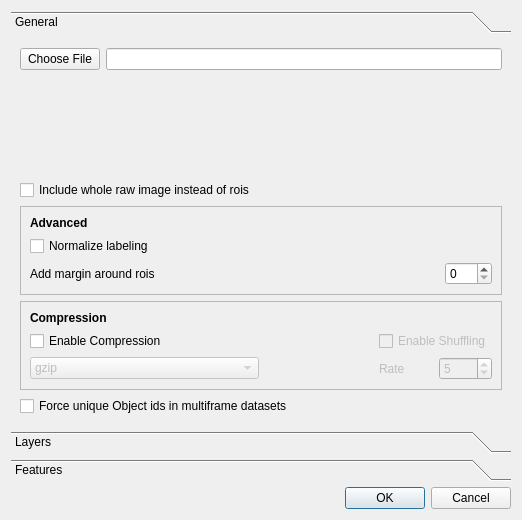
Before: the Qt Designer form ilastik/widgets/exportToKnimeDialog.ui in ilastik/ilastik, drawn with Qt 5.
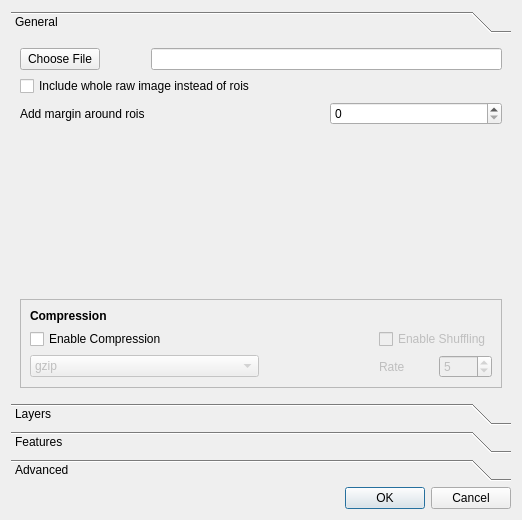
After: the same form once the commit is applied.

Commit message: rewritten createExportTable changed some settings to be default flattened folder hierarchie in h5 moved export to debug mode

Diff of the .ui file:
```diff
--- a/ilastik/widgets/exportToKnimeDialog.ui
+++ b/ilastik/widgets/exportToKnimeDialog.ui
@@ -25,13 +25,42 @@
         <x>0</x>
         <y>0</y>
         <width>504</width>
-        <height>376</height>
+        <height>345</height>
        </rect>
       </property>
       <attribute name="label">
        <string>General</string>
       </attribute>
-      <layout class="QGridLayout" name="gridLayout_4" columnstretch="0,0,0" columnminimumwidth="0,0,0">
+      <layout class="QGridLayout" name="gridLayout_4" columnstretch="0,0,0">
+       <item row="5" column="0">
+        <widget class="QLabel" name="marginLabel">
+         <property name="toolTip">
+          <string>Extend the roi of each object</string>
+         </property>
+         <property name="text">
+          <string>Add margin around rois</string>
+         </property>
+        </widget>
+       </item>
+       <item row="2" column="1" colspan="2">
+        <widget class="QLineEdit" name="exportPath">
+         <property name="sizePolicy">
+          <sizepolicy hsizetype="Minimum" vsizetype="Fixed">
+           <horstretch>0</horstretch>
+           <verstretch>0</verstretch>
+          </sizepolicy>
+         </property>
+         <property name="toolTip">
+          <string>&lt;html&gt;&lt;head/&gt;&lt;body&gt;&lt;p&gt;The location and filename for the dataset&lt;/p&gt;&lt;/body&gt;&lt;/html&gt;</string>
+         </property>
+         <property name="text">
+          <string/>
+         </property>
+         <property name="frame">
+          <bool>true</bool>
+         </property>
+        </widget>
+       </item>
        <item row="2" column="0">
         <widget class="QPushButton" name="choosePath">
          <property name="sizePolicy">
@@ -57,95 +86,6 @@
          </property>
         </widget>
        </item>
-       <item row="6" column="0" colspan="3">
-        <widget class="QFrame" name="advancedFrame">
-         <property name="minimumSize">
-          <size>
-           <width>20</width>
-           <height>20</height>
-          </size>
-         </property>
-         <property name="sizeIncrement">
-          <size>
-           <width>5</width>
-           <height>5</height>
-          </size>
-         </property>
-         <property name="baseSize">
-          <size>
-           <width>20</width>
-           <height>20</height>
-          </size>
-         </property>
-         <property name="frameShape">
-          <enum>QFrame::StyledPanel</enum>
-         </property>
-         <property name="frameShadow">
-          <enum>QFrame::Raised</enum>
-         </property>
-         <property name="lineWidth">
-          <number>10</number>
-         </property>
-         <layout class="QGridLayout" name="gridLayout_3">
-          <item row="3" column="0">
-           <widget class="QLabel" name="marginLabel">
-            <property name="toolTip">
-             <string>Extend the roi of each object</string>
-            </property>
-            <property name="text">
-             <string>Add margin around rois</string>
-            </property>
-           </widget>
-          </item>
-          <item row="3" column="2">
-           <widget class="QSpinBox" name="addMargin">
-            <property name="toolTip">
-             <string>The margin in pixels</string>
-            </property>
-            <property name="accelerated">
-             <bool>true</bool>
-            </property>
-            <property name="maximum">
-             <number>200</number>
-            </property>
-           </widget>
-          </item>
-          <item row="0" column="0">
-           <widget class="QLabel" name="advancedLabel">
-            <property name="styleSheet">
-             <string notr="true">font-weight: bold;</string>
-            </property>
-            <property name="text">
-             <string>Advanced</string>
-            </property>
-           </widget>
-          </item>
-          <item row="1" column="0">
-           <widget class="QCheckBox" name="normalizeLabeling">
-            <property name="toolTip">
-             <string>In each roi: set the label of the object to 1 and everything else to 0</string>
-            </property>
-            <property name="text">
-             <string>Normalize labeling</string>
-            </property>
-           </widget>
-          </item>
-          <item row="3" column="1">
-           <spacer name="horizontalSpacer_4">
-            <property name="orientation">
-             <enum>Qt::Horizontal</enum>
-            </property>
-            <property name="sizeHint" stdset="0">
-             <size>
-              <width>40</width>
-              <height>20</height>
-             </size>
-            </property>
-           </spacer>
-          </item>
-         </layout>
-        </widget>
-       </item>
        <item row="7" column="0" colspan="3">
         <widget class="QFrame" name="compressFrame">
          <property name="enabled">
@@ -164,7 +104,7 @@
           <enum>QFrame::Raised</enum>
          </property>
          <layout class="QGridLayout" name="gridLayout_2" columnstretch="2,1,0,0">
-          <item row="1" column="0">
+          <item row="2" column="0">
            <widget class="QCheckBox" name="enableCompression">
             <property name="toolTip">
              <string>Compress each dataset if possible</string>
@@ -174,7 +114,7 @@
             </property>
            </widget>
           </item>
-          <item row="1" column="2" colspan="2">
+          <item row="2" column="2" colspan="2">
            <widget class="QCheckBox" name="enableShuffling">
             <property name="enabled">
              <bool>false</bool>
@@ -187,7 +127,7 @@
             </property>
            </widget>
           </item>
-          <item row="4" column="0">
+          <item row="5" column="0">
            <widget class="QComboBox" name="compressionType">
             <property name="enabled">
              <bool>false</bool>
@@ -210,7 +150,7 @@
             </item>
            </widget>
           </item>
-          <item row="0" column="0">
+          <item row="1" column="0">
            <widget class="QLabel" name="compress">
             <property name="styleSheet">
              <string notr="true">font-weight: bold;</string>
@@ -220,7 +160,7 @@
             </property>
            </widget>
           </item>
-          <item row="4" column="3">
+          <item row="5" column="3">
            <widget class="QSpinBox" name="gzipRate">
             <property name="enabled">
              <bool>false</bool>
@@ -236,7 +176,7 @@
             </property>
            </widget>
           </item>
-          <item row="4" column="2">
+          <item row="5" column="2">
            <widget class="QLabel" name="rateLabel">
             <property name="enabled">
              <bool>false</bool>
@@ -249,7 +189,7 @@
             </property>
            </widget>
           </item>
-          <item row="4" column="1">
+          <item row="5" column="1">
            <spacer name="horizontalSpacer_2">
             <property name="orientation">
              <enum>Qt::Horizontal</enum>
@@ -262,7 +202,7 @@
             </property>
            </spacer>
           </item>
-          <item row="1" column="1">
+          <item row="2" column="1">
            <spacer name="horizontalSpacer_3">
             <property name="orientation">
              <enum>Qt::Horizontal</enum>
@@ -288,36 +228,20 @@
          </property>
         </widget>
        </item>
-       <item row="8" column="0" colspan="3">
-        <widget class="QCheckBox" name="forceUniqueIds">
+       <item row="5" column="2">
+        <widget class="QSpinBox" name="addMargin">
          <property name="toolTip">
           <string>ilastik assigns the same ids in each time frame. If checked the ids for each object in different time frames will be unique</string>
          </property>
-         <property name="text">
-          <string>Force unique Object ids in multiframe datasets</string>
-         </property>
-        </widget>
-       </item>
-       <item row="2" column="1" colspan="2">
-        <widget class="QLineEdit" name="exportPath">
-         <property name="sizePolicy">
-          <sizepolicy hsizetype="Minimum" vsizetype="Fixed">
-           <horstretch>0</horstretch>
-           <verstretch>0</verstretch>
-          </sizepolicy>
-         </property>
-         <property name="toolTip">
-          <string>&lt;html&gt;&lt;head/&gt;&lt;body&gt;&lt;p&gt;The location and filename for the dataset&lt;/p&gt;&lt;/body&gt;&lt;/html&gt;</string>
-         </property>
-         <property name="text">
-          <string/>
-         </property>
-         <property name="frame">
+         <property name="accelerated">
           <bool>true</bool>
          </property>
+         <property name="maximum">
+          <number>200</number>
+         </property>
         </widget>
        </item>
-       <item row="3" column="0" colspan="3">
+       <item row="6" column="0">
         <spacer name="verticalSpacer">
          <property name="orientation">
           <enum>Qt::Vertical</enum>
@@ -436,6 +360,29 @@
        </item>
       </layout>
      </widget>
+     <widget class="QWidget" name="advancedBox">
+      <attribute name="label">
+       <string>Advanced</string>
+      </attribute>
+      <layout class="QGridLayout" name="gridLayout_5">
+       <item row="0" column="0">
+        <widget class="QCheckBox" name="normalizeLabeling">
+         <property name="enabled">
+          <bool>false</bool>
+         </property>
+         <property name="toolTip">
+          <string>In each roi: set the label of the object to 1 and everything else to 0</string>
+         </property>
+         <property name="text">
+          <string>Normalize labeling</string>
+         </property>
+         <property name="checked">
+          <bool>true</bool>
+         </property>
+        </widget>
+       </item>
+      </layout>
+     </widget>
     </widget>
    </item>
    <item>
```
Left out of the diff: 72 changed lines with no effect on the pictures. The commit also changes 3 other files.
